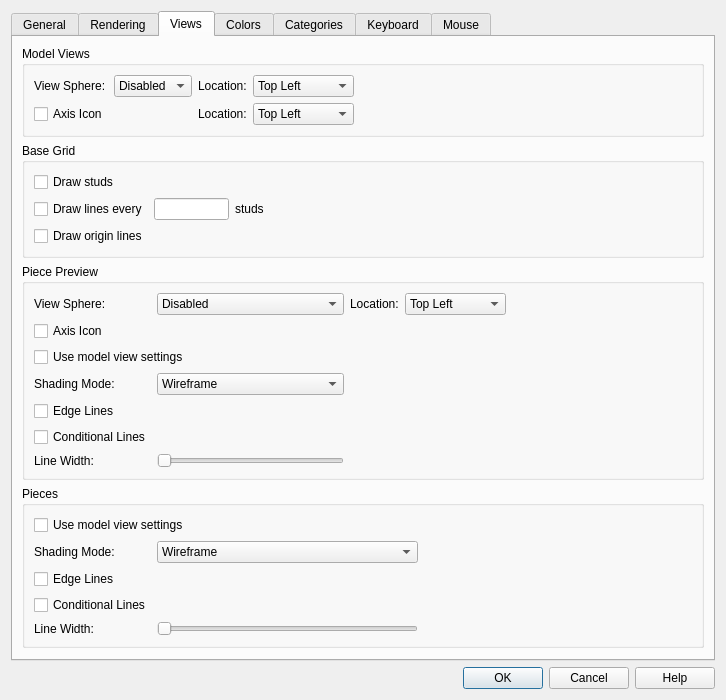
Old version of the form qt/lc_qpreferencesdialog.ui in the repository nathaneltitane/studworx.
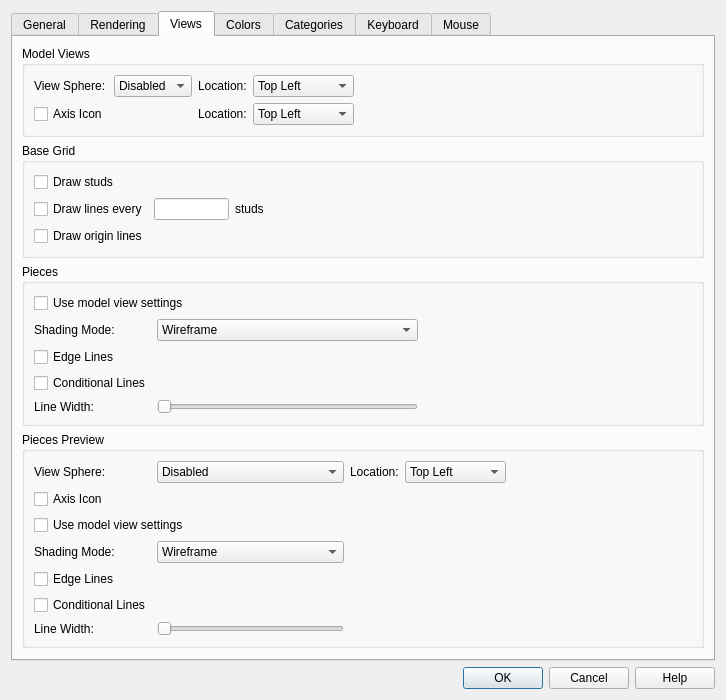
New version of the form. The open tabs and pages were chosen to show the change. Icons and pictures are not drawn.

Commit message: Show the Pieces frame before Pieces Preview and use consistent preview naming

The edit to the form file:
```diff
--- a/qt/lc_qpreferencesdialog.ui
+++ b/qt/lc_qpreferencesdialog.ui
@@ -1107,10 +1107,133 @@
          </layout>
         </widget>
        </item>
+       <item>
+        <widget class="QGroupBox" name="PiecesGroup">
+         <property name="title">
+          <string>Pieces</string>
+         </property>
+         <layout class="QGridLayout" name="PiecesLayout">
+          <item row="0" column="0" colspan="3">
+           <widget class="QCheckBox" name="PiecesSyncRendering">
+            <property name="toolTip">
+             <string>Use the model view rendering settings for the pieces list and parts list images.</string>
+            </property>
+            <property name="text">
+             <string>Use model view settings</string>
+            </property>
+           </widget>
+          </item>
+          <item row="1" column="0">
+           <widget class="QLabel" name="PiecesShadingModeLabel">
+            <property name="toolTip">
+             <string>Choose how pieces are drawn in the pieces list and parts list images.</string>
+            </property>
+            <property name="text">
+             <string>Shading Mode:</string>
+            </property>
+            <property name="buddy">
+             <cstring>PiecesShadingMode</cstring>
+            </property>
+           </widget>
+          </item>
+          <item row="1" column="1">
+           <widget class="QComboBox" name="PiecesShadingMode">
+            <property name="accessibleName">
+             <string>Pieces Shading Mode</string>
+            </property>
+            <property name="toolTip">
+             <string>Choose how pieces are drawn in the pieces list and parts list images.</string>
+            </property>
+            <item>
+             <property name="text">
+              <string>Wireframe</string>
+             </property>
+            </item>
+            <item>
+             <property name="text">
+              <string>Flat Shading</string>
+             </property>
+            </item>
+            <item>
+             <property name="text">
+              <string>Default Lights</string>
+             </property>
+            </item>
+           </widget>
+          </item>
+          <item row="2" column="0">
+           <widget class="QCheckBox" name="PiecesEdgeLines">
+            <property name="toolTip">
+             <string>Draw edge lines on pieces in the pieces list and parts list images.</string>
+            </property>
+            <property name="text">
+             <string>Edge Lines</string>
+            </property>
+           </widget>
+          </item>
+          <item row="3" column="0">
+           <widget class="QCheckBox" name="PiecesConditionalLines">
+            <property name="toolTip">
+             <string>Draw conditional lines on pieces in the pieces list and parts list images.</string>
+            </property>
+            <property name="text">
+             <string>Conditional Lines</string>
+            </property>
+           </widget>
+          </item>
+          <item row="4" column="0">
+           <widget class="QLabel" name="PiecesLineWidthTitle">
+            <property name="toolTip">
+             <string>Set the line width used in the pieces list and parts list images.</string>
+            </property>
+            <property name="text">
+             <string>Line Width:</string>
+            </property>
+            <property name="buddy">
+             <cstring>PiecesLineWidthSlider</cstring>
+            </property>
+           </widget>
+          </item>
+          <item row="4" column="1">
+           <widget class="QSlider" name="PiecesLineWidthSlider">
+            <property name="accessibleName">
+             <string>Pieces Line Width</string>
+            </property>
+            <property name="toolTip">
+             <string>Set the line width used in the pieces list and parts list images.</string>
+            </property>
+            <property name="orientation">
+             <enum>Qt::Orientation::Horizontal</enum>
+            </property>
+           </widget>
+          </item>
+          <item row="4" column="2">
+           <widget class="QLabel" name="PiecesLineWidthLabel">
+            <property name="text">
+             <string/>
+            </property>
+           </widget>
+          </item>
+          <item row="1" column="3">
+           <spacer name="PiecesSpacer">
+            <property name="orientation">
+             <enum>Qt::Orientation::Horizontal</enum>
+            </property>
+            <property name="sizeHint" stdset="0">
+             <size>
+              <width>40</width>
+              <height>20</height>
+             </size>
+            </property>
+           </spacer>
+          </item>
+         </layout>
+        </widget>
+       </item>
        <item>
         <widget class="QGroupBox" name="PreviewGroup">
          <property name="title">
-          <string>Piece Preview</string>
+          <string>Pieces Preview</string>
          </property>
          <layout class="QGridLayout" name="gridLayout_6">
           <item row="2" column="0" colspan="2">
@@ -1326,129 +1449,6 @@
          </layout>
         </widget>
        </item>
-       <item>
-        <widget class="QGroupBox" name="PiecesGroup">
-         <property name="title">
-          <string>Pieces</string>
-         </property>
-         <layout class="QGridLayout" name="PiecesLayout">
-          <item row="0" column="0" colspan="3">
-           <widget class="QCheckBox" name="PiecesSyncRendering">
-            <property name="toolTip">
-             <string>Use the model view rendering settings for the pieces list and parts list images.</string>
-            </property>
-            <property name="text">
-             <string>Use model view settings</string>
-            </property>
-           </widget>
-          </item>
-          <item row="1" column="0">
-           <widget class="QLabel" name="PiecesShadingModeLabel">
-            <property name="toolTip">
-             <string>Choose how pieces are drawn in the pieces list and parts list images.</string>
-            </property>
-            <property name="text">
-             <string>Shading Mode:</string>
-            </property>
-            <property name="buddy">
-             <cstring>PiecesShadingMode</cstring>
-            </property>
-           </widget>
-          </item>
-          <item row="1" column="1">
-           <widget class="QComboBox" name="PiecesShadingMode">
-            <property name="accessibleName">
-             <string>Pieces Shading Mode</string>
-            </property>
-            <property name="toolTip">
-             <string>Choose how pieces are drawn in the pieces list and parts list images.</string>
-            </property>
-            <item>
-             <property name="text">
-              <string>Wireframe</string>
-             </property>
-            </item>
-            <item>
-             <property name="text">
-              <string>Flat Shading</string>
-             </property>
-            </item>
-            <item>
-             <property name="text">
-              <string>Default Lights</string>
-             </property>
-            </item>
-           </widget>
-          </item>
-          <item row="2" column="0">
-           <widget class="QCheckBox" name="PiecesEdgeLines">
-            <property name="toolTip">
-             <string>Draw edge lines on pieces in the pieces list and parts list images.</string>
-            </property>
-            <property name="text">
-             <string>Edge Lines</string>
-            </property>
-           </widget>
-          </item>
-          <item row="3" column="0">
-           <widget class="QCheckBox" name="PiecesConditionalLines">
-            <property name="toolTip">
-             <string>Draw conditional lines on pieces in the pieces list and parts list images.</string>
-            </property>
-            <property name="text">
-             <string>Conditional Lines</string>
-            </property>
-           </widget>
-          </item>
-          <item row="4" column="0">
-           <widget class="QLabel" name="PiecesLineWidthTitle">
-            <property name="toolTip">
-             <string>Set the line width used in the pieces list and parts list images.</string>
-            </property>
-            <property name="text">
-             <string>Line Width:</string>
-            </property>
-            <property name="buddy">
-             <cstring>PiecesLineWidthSlider</cstring>
-            </property>
-           </widget>
-          </item>
-          <item row="4" column="1">
-           <widget class="QSlider" name="PiecesLineWidthSlider">
-            <property name="accessibleName">
-             <string>Pieces Line Width</string>
-            </property>
-            <property name="toolTip">
-             <string>Set the line width used in the pieces list and parts list images.</string>
-            </property>
-            <property name="orientation">
-             <enum>Qt::Orientation::Horizontal</enum>
-            </property>
-           </widget>
-          </item>
-          <item row="4" column="2">
-           <widget class="QLabel" name="PiecesLineWidthLabel">
-            <property name="text">
-             <string/>
-            </property>
-           </widget>
-          </item>
-          <item row="1" column="3">
-           <spacer name="PiecesSpacer">
-            <property name="orientation">
-             <enum>Qt::Orientation::Horizontal</enum>
-            </property>
-            <property name="sizeHint" stdset="0">
-             <size>
-              <width>40</width>
-              <height>20</height>
-             </size>
-            </property>
-           </spacer>
-          </item>
-         </layout>
-        </widget>
-       </item>
        <item>
         <spacer name="verticalSpacer_2">
          <property name="orientation">
```
Left out of the diff: 26 changed lines with no effect on the pictures. The commit also changes 3 other files.
